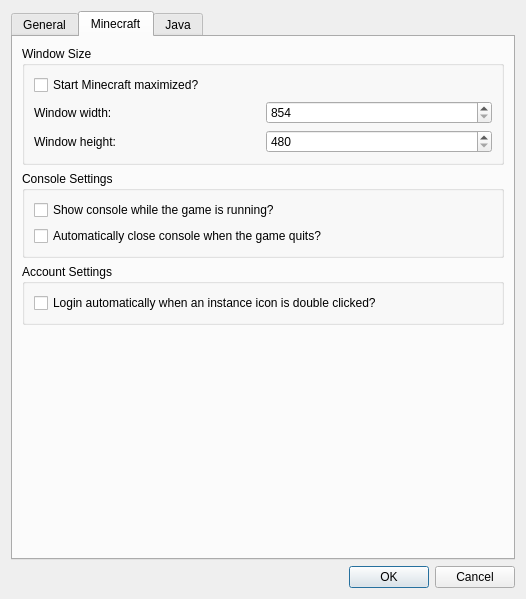
MultiMC/Launcher, file gui/dialogs/SettingsDialog.ui: the form before one commit.
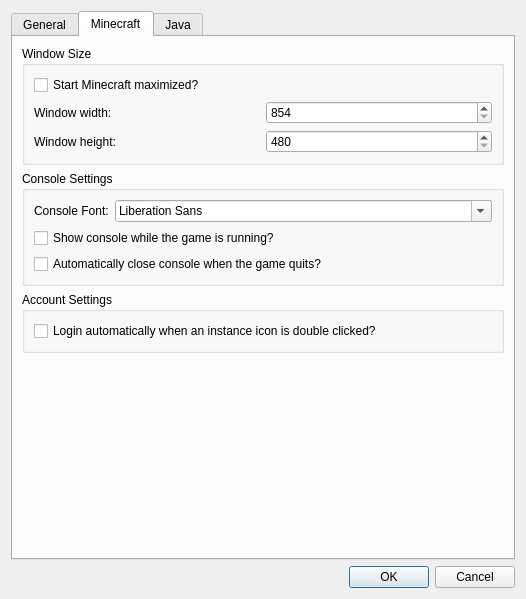
The form after the commit. The open tabs and pages were chosen to show the change. Icons and pictures are not drawn.

Commit message: Option to change console font

Patch:
```diff
--- a/gui/dialogs/SettingsDialog.ui
+++ b/gui/dialogs/SettingsDialog.ui
@@ -243,15 +243,29 @@
          <property name="title">
           <string>Console Settings</string>
          </property>
-         <layout class="QVBoxLayout" name="verticalLayout_2">
-          <item>
+         <layout class="QGridLayout" name="gridLayout">
+          <item row="0" column="0">
+           <layout class="QFormLayout" name="formLayout">
+            <item row="0" column="0">
+             <widget class="QLabel" name="label">
+              <property name="text">
+               <string>Console Font:</string>
+              </property>
+             </widget>
+            </item>
+            <item row="0" column="1">
+             <widget class="QFontComboBox" name="consoleFontSelect"/>
+            </item>
+           </layout>
+          </item>
+          <item row="1" column="0">
            <widget class="QCheckBox" name="showConsoleCheck">
             <property name="text">
              <string>Show console while the game is running?</string>
             </property>
            </widget>
           </item>
-          <item>
+          <item row="2" column="0">
            <widget class="QCheckBox" name="autoCloseConsoleCheck">
             <property name="text">
              <string>Automatically close console when the game quits?</string>
```
Left out of the diff: 2 changed lines with no effect on the pictures. The commit also changes 3 other files.
